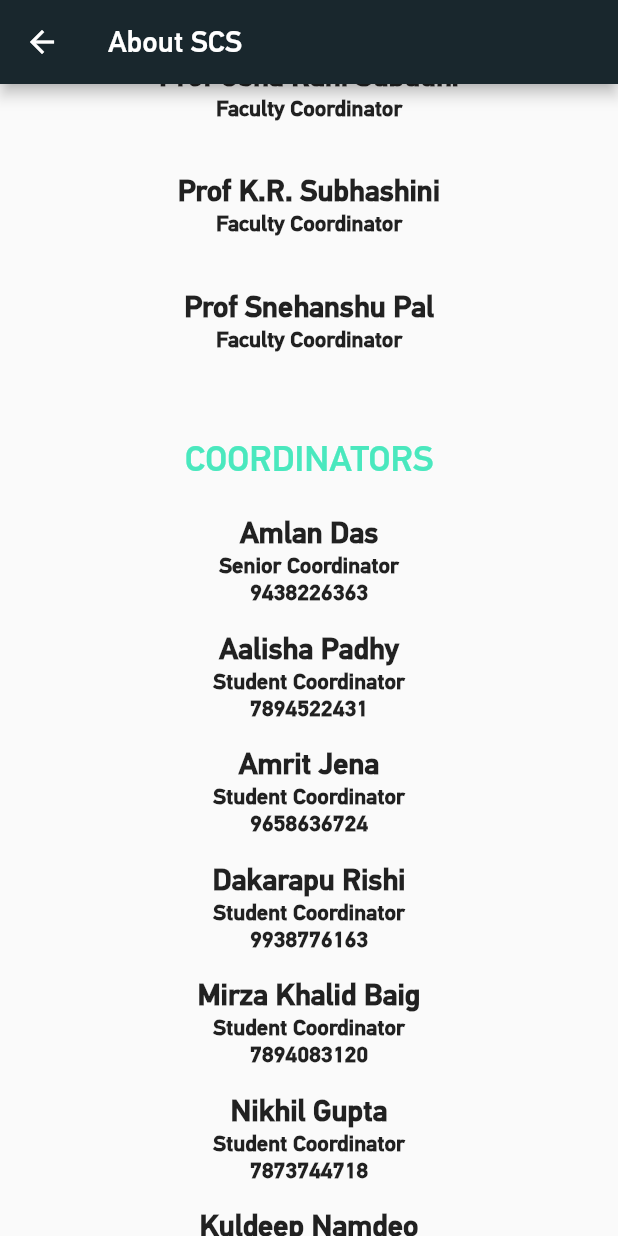
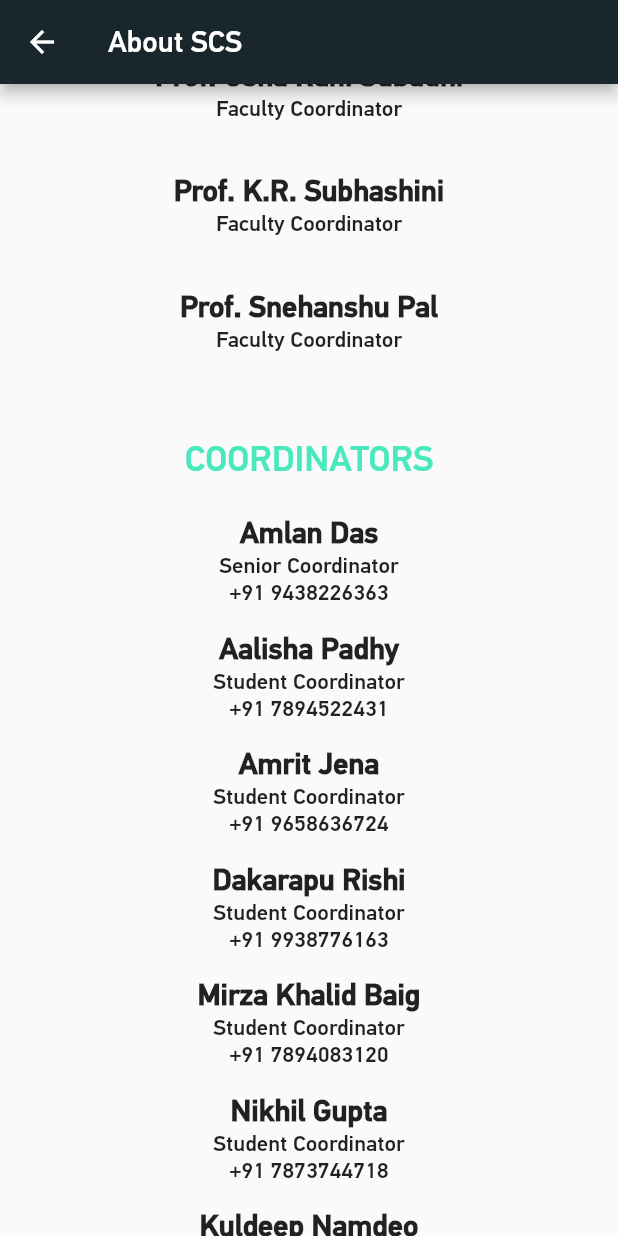
Before and after one commit to cmobiledev5/Institute-Counselling-mobile-app, a Flutter app: the AboutSCP screen opened by its route, scrolled down 1152 dp, on a phone screen of 412 x 824 dp. Run offline on Flutter 3.47's test engine with Material 2 defaults, Android fonts, the phone set to English and light mode, and no system bars; our stand-ins replace firebase_auth, firebase_crashlytics, firebase_database, firebase_remote_config, shared_preferences; accounts and stored records are empty.

Commit message:
Modify for v1.5
Signed-off-by: DesignrKnight <notify.abelmathew@gmail.com>

Former-commit-id: f0f63ff93f61865d984a6c681af35fed5d7399da

```diff
--- a/scp/lib/appointments.dart
+++ b/scp/lib/appointments.dart
@@ -146,12 +146,12 @@ class _AppointmentsState extends State<Appointments> {
           height: 20.0,
         ),
         slotCard(context, this.queryWidth, this.textScaleFactor, psychDay,psychDate,
-            psychName, 'psych','Psychiatrist'),
+            psychName, 'psych','Psychiatrist', 6, 1.1),
         SizedBox(
           height: 40.0,
         ),
         slotCard(context, this.queryWidth, this.textScaleFactor, counselDay,counselDate,
-            counselorName, 'counsel', 'Counsellor'),
+            counselorName, 'counsel', 'Counsellor', 4, 0.85),
       ],
     );
   }
--- a/scp/lib/drawer_screens/about_scs.dart
+++ b/scp/lib/drawer_screens/about_scs.dart
@@ -1,9 +1,9 @@
 import 'package:flutter/material.dart';
 import 'package:url_launcher/url_launcher.dart';
 
-final String ABOUT_TEXT="Student Counselling Services, NIT Rourkela is a noble initiative by the current Director, Prof Animesh Biswas. This program deals with various important aspects of a student’s life. It addresses Academic, Financial, Mental and Socio-cultural issues, ensuring a seamless transition from home to hostel life for the freshmen and making life at NITR more enjoyable. \n\n"
+final String ABOUT_TEXT="Student Counselling Services, NIT Rourkela is a noble initiative by the current Director, Prof. Animesh Biswas. This service deals with various important aspects of a student’s life. It addresses Academic, Financial, Mental and Socio-cultural issues, ensuring a seamless transition from home to hostel life for the freshmen and making life at NITR more enjoyable. \n\n"
     "The objective of SCS is to prepare the students for a confident approach towards life and to bring about a voluntary change in themselves. The goal of counselling is to help individuals overcome their immediate problems and also to equip them to meet future problems. The goals of counselling are appropriately concerned with fundamental and basic aspects such as self-understanding and self-actualization.\n\n"
-"The program has 8 faculty members, including the Professor in Charge, Prof. K. C. Pati and 11 Student Coordinators. Each coordinator has been assigned a set number of mentors who in turn take care of mentees from the freshman year. Experienced mentors interact with the newbies to bridge the Junior-Senior gap and also personal and professional support. Student Counselling Program also has at their services a Counsellor and a Psychiatrist, who professionally deal with various student issues. ";
+"The service has 8 faculty members, including the Professor in Charge, Prof. K. C. Pati and 11 Student Coordinators. Each coordinator has been assigned a set number of mentors who in turn take care of mentees from the freshman year. Experienced mentors interact with the newbies to bridge the Junior-Senior gap and also personal and professional support. Student Counselling Services also has at their services a Counsellor and a Psychiatrist, who professionally deal with various student issues. ";
 class AboutSCP extends StatelessWidget {
   @override
   Widget build(BuildContext context) {
@@ -62,15 +62,15 @@ class AboutSCP extends StatelessWidget {
             Column(
               crossAxisAlignment: CrossAxisAlignment.start,
               children: <Widget>[
-                contactCard(context,"Prof Animesh Biswas", "Director", ""),
-                contactCard(context,"Prof K.C. Pati", "Professor-In-Charge", ""),
-                contactCard(context, "Prof Alok Satpathy", "Faculty Coordinator", ""),
-                contactCard(context, "Prof A.K Rath", "Faculty Coordinator", ""),
-                contactCard(context, "Prof Suvendu Ranjan Pattnaik", "Faculty Coordinator", ""),
-                contactCard(context, "Prof Dipti Patra", "Faculty Coordinator", ""),
-                contactCard(context, "Prof Usha Rani Subudhi", "Faculty Coordinator", ""),
-                contactCard(context, "Prof K.R. Subhashini", "Faculty Coordinator", ""),
-                contactCard(context, "Prof Snehanshu Pal", "Faculty Coordinator", ""),
+                contactCard(context, "Prof. Animesh Biswas", "Director", ""),
+                contactCard(context, "Prof. K.C. Pati", "Professor-In-Charge", ""),
+                contactCard(context, "Prof. Alok Satpathy", "Faculty Coordinator", ""),
+                contactCard(context, "Prof. A.K Rath", "Faculty Coordinator", ""),
+                contactCard(context, "Prof. Suvendu Ranjan Pattnaik", "Faculty Coordinator", ""),
+                contactCard(context, "Prof. Dipti Patra", "Faculty Coordinator", ""),
+                contactCard(context, "Prof. Usha Rani Subudhi", "Faculty Coordinator", ""),
+                contactCard(context, "Prof. K.R. Subhashini", "Faculty Coordinator", ""),
+                contactCard(context, "Prof. Snehanshu Pal", "Faculty Coordinator", ""),
               ],
             ),
             Padding(
@@ -89,18 +89,18 @@ class AboutSCP extends StatelessWidget {
             ),
             Column(
               children: <Widget>[
-                contactCard(context, "Amlan Das", "Senior Coordinator", "9438226363"),
-                contactCard(context, "Aalisha Padhy", "Student Coordinator", "7894522431"),
-                contactCard(context, "Amrit Jena", "Student Coordinator", "9658636724"),
-                contactCard(context, "Dakarapu Rishi", "Student Coordinator", "9938776163"),
-                contactCard(context, "Mirza Khalid Baig", "Student Coordinator", "7894083120"),
-                contactCard(context, "Nikhil Gupta", "Student Coordinator", "7873744718"),
-                contactCard(context, "Kuldeep Namdeo", "Student Coordinator", "9009204239"),
-                contactCard(context, "Payal Das", "Student Coordinator", "8895561515"),
-                contactCard(context, "Siddharth Swarup", "Student Coordinator", "7008947727"),
-                contactCard(context, "Shweta Kedas", "Student Coordinator", "8500290908"),
-                contactCard(context, "Sravya Sridhar", "Student Coordinator", "7008118925"),
-                contactCard(context, "Zakiya Ali", "Student Coordinator", "9337002705"),
+                contactCard(context, "Amlan Das", "Senior Coordinator", "+91 9438226363"),
+                contactCard(context, "Aalisha Padhy", "Student Coordinator", "+91 7894522431"),
+                contactCard(context, "Amrit Jena", "Student Coordinator", "+91 9658636724"),
+                contactCard(context, "Dakarapu Rishi", "Student Coordinator", "+91 9938776163"),
+                contactCard(context, "Mirza Khalid Baig", "Student Coordinator", "+91 7894083120"),
+                contactCard(context, "Nikhil Gupta", "Student Coordinator", "+91 7873744718"),
+                contactCard(context, "Kuldeep Namdeo", "Student Coordinator", "+91 9009204239"),
+                contactCard(context, "Payal Das", "Student Coordinator", "+91 8895561515"),
+                contactCard(context, "Siddharth Swarup", "Student Coordinator", "+91 7008947727"),
+                contactCard(context, "Shweta Kedas", "Student Coordinator", "+91 8500290908"),
+                contactCard(context, "Sravya Sridhar", "Student Coordinator", "+91 7008118925"),
+                contactCard(context, "Zakiya Ali", "Student Coordinator", "+91 9337002705"),
               ],
             )
           ],
@@ -140,13 +140,13 @@ class AboutSCP extends StatelessWidget {
             style: TextStyle(
                 fontSize: textScaleFactor*15,
                 fontFamily: 'PfDin',
-                fontWeight: FontWeight.w800
+                fontWeight: FontWeight.w500
             ),),
             Text(contact,
               style: TextStyle(
                   fontSize: textScaleFactor*15,
                   fontFamily: 'PfDin',
-                  fontWeight: FontWeight.w800
+                  fontWeight: FontWeight.w500
               ),)
           ],
         ),
--- a/scp/lib/drawer_screens/dev_info.dart
+++ b/scp/lib/drawer_screens/dev_info.dart
@@ -3,7 +3,7 @@ import 'package:url_launcher/url_launcher.dart';
 
 final String ABOUT_TEXT =
     "Developer Student Clubs (DSC) is a Google Developers powered program for university students to learn mobile and web development skills. The clubs will be open to any student interested to learn, ranging from novice developers who are just starting, to advanced developers who want to further their skills. The clubs are intended as a space for students to try out new ideas and collaborate to solve mobile and web development problems.\n\n"
-    "DSC NIT Rourkela(DSC NITR) is a student chapter of DSC India with a motive to nurture developers within the community and solve real-life problems in the community through technology.";
+    "DSC NIT Rourkela (DSC NITR) is a student chapter of DSC India with a motive to nurture developers within the community and solve real-life problems in the community through technology.";
 
 class DevInfo extends StatelessWidget {
   @override
@@ -49,7 +49,7 @@ class DevInfo extends StatelessWidget {
                 textAlign: TextAlign.left,
                 style: TextStyle(
                   fontSize: 15,
-                  fontWeight: FontWeight.w500,
+                  fontWeight: FontWeight.w400,
                   fontFamily: 'PfDin',
                   color: Color.fromRGBO(25, 39, 45, 1),
                 ),
--- a/scp/lib/login.dart
+++ b/scp/lib/login.dart
@@ -56,10 +56,10 @@ class _LoginState extends State<Login> {
                     Padding(
                       padding: const EdgeInsets.all(10.0),
                       child: Image.asset(
-                        'assets/nit.png',
+                        'assets/icon-t.png',
                         height: queryWidth * 0.2,
                         width: queryWidth * 0.2,
-                        color: Colors.black,
+                        color: Color.fromRGBO(74, 232, 190, 1),
                       ),
                     ),
                     Align(
@@ -117,7 +117,7 @@ class _LoginState extends State<Login> {
                           child: Container(
                             width: queryWidth * 0.1,
                             child: TextField(
-                              maxLength: 2,
+                              //maxLength: 2,
                               enableInteractiveSelection: true,
                               style: TextStyle(
                                   fontSize: 30 * textScaleFactor,
--- a/scp/pubspec.yaml
+++ b/scp/pubspec.yaml
@@ -20,6 +20,7 @@ dependencies:
   firebase_remote_config: ^0.2.0+3
   pin_code_text_field: ^1.3.7
   shared_preferences: ^0.5.3+4
+  firebase_crashlytics: ^0.1.0+2
 
   # The following adds the Cupertino Icons font to your application.
   # Use with the CupertinoIcons class for iOS style icons.
```
Also changed, not shown: scp/lib/cards.dart (+6 -4 lines), scp/lib/drawer_screens/important_documents.dart (+13 -6 lines), scp/lib/firebase/firebaseAuthHelper.dart (+14 -4 lines), scp/lib/main.dart (+10 -8 lines), scp/lib/time_table_resources.dart (+10 -2 lines), scp/lib/userdata.dart (+29 -20 lines), scp/assets/icon-t.png (added), 3 other files.
